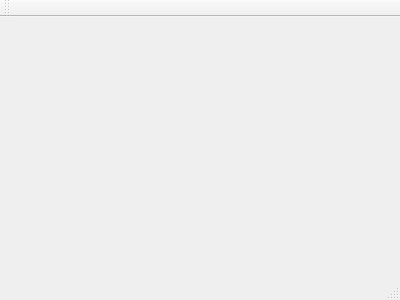
The window that Toolkit/mainwindow.ui (LeonBlade/Blade-Brothers-Engine) describes before a commit, drawn with Qt 5.
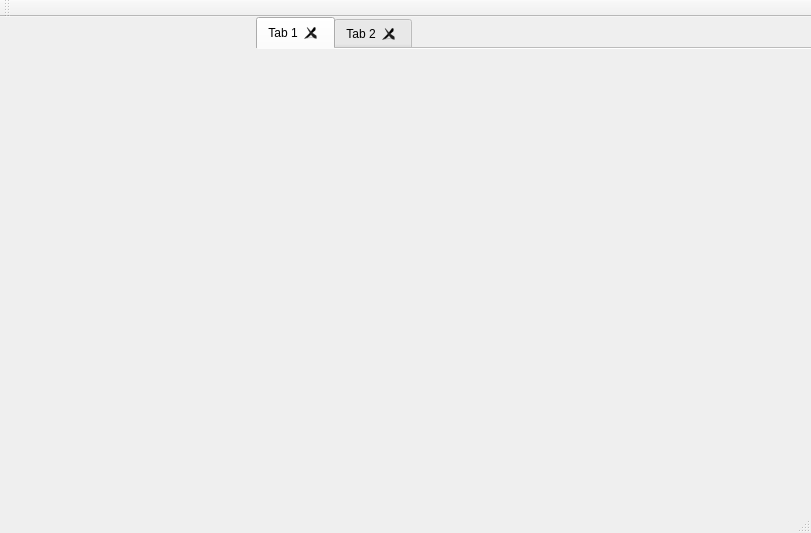
The same window after the commit.

Patch:
```diff
--- a/Toolkit/mainwindow.ui
+++ b/Toolkit/mainwindow.ui
@@ -1,24 +1,93 @@
 <ui version="4.0">
  <class>MainWindow</class>
- <widget class="QMainWindow" name="MainWindow" >
-  <property name="geometry" >
+ <widget class="QMainWindow" name="MainWindow">
+  <property name="geometry">
    <rect>
     <x>0</x>
     <y>0</y>
-    <width>400</width>
-    <height>300</height>
+    <width>811</width>
+    <height>533</height>
    </rect>
   </property>
   <property name="windowTitle" >
    <string>MainWindow</string>
   </property>
-  <widget class="QMenuBar" name="menuBar" />
-  <widget class="QToolBar" name="mainToolBar" />
-  <widget class="QWidget" name="centralWidget" />
-  <widget class="QStatusBar" name="statusBar" />
+  <property name="documentMode">
+   <bool>false</bool>
+  </property>
+  <property name="unifiedTitleAndToolBarOnMac">
+   <bool>true</bool>
+  </property>
+  <widget class="QWidget" name="centralWidget">
+   <layout class="QHBoxLayout" name="horizontalLayout">
+    <property name="spacing">
+     <number>0</number>
+    </property>
+    <property name="margin">
+     <number>0</number>
+    </property>
+    <item>
+     <widget class="QWidget" name="widget" native="true">
+      <property name="sizePolicy">
+       <sizepolicy hsizetype="Preferred" vsizetype="Expanding">
+        <horstretch>0</horstretch>
+        <verstretch>0</verstretch>
+       </sizepolicy>
+      </property>
+      <property name="minimumSize">
+       <size>
+        <width>256</width>
+        <height>0</height>
+       </size>
+      </property>
+     </widget>
+    </item>
+    <item>
+     <widget class="QTabWidget" name="tabWidget">
+      <property name="documentMode">
+       <bool>true</bool>
+      </property>
+      <property name="tabsClosable">
+       <bool>true</bool>
+      </property>
+      <property name="movable">
+       <bool>true</bool>
+      </property>
+      <widget class="QWidget" name="tab">
+       <attribute name="title">
+        <string>Tab 1</string>
+       </attribute>
+      </widget>
+      <widget class="QWidget" name="tab_2">
+       <attribute name="title">
+        <string>Tab 2</string>
+       </attribute>
+      </widget>
+     </widget>
+    </item>
+   </layout>
+  </widget>
+  <widget class="QMenuBar" name="menuBar">
+   <property name="geometry">
+    <rect>
+     <x>0</x>
+     <y>0</y>
+     <width>811</width>
+     <height>22</height>
+    </rect>
+   </property>
+  </widget>
+  <widget class="QToolBar" name="mainToolBar">
+   <attribute name="toolBarArea">
+    <enum>TopToolBarArea</enum>
+   </attribute>
+   <attribute name="toolBarBreak">
+    <bool>false</bool>
+   </attribute>
+  </widget>
+  <widget class="QStatusBar" name="statusBar"/>
  </widget>
- <layoutDefault spacing="6" margin="11" />
- <pixmapfunction></pixmapfunction>
+ <layoutdefault spacing="6" margin="11"/>
  <resources/>
  <connections/>
 </ui>
```
Left out of the diff: 5 changed lines with no effect on the pictures.
